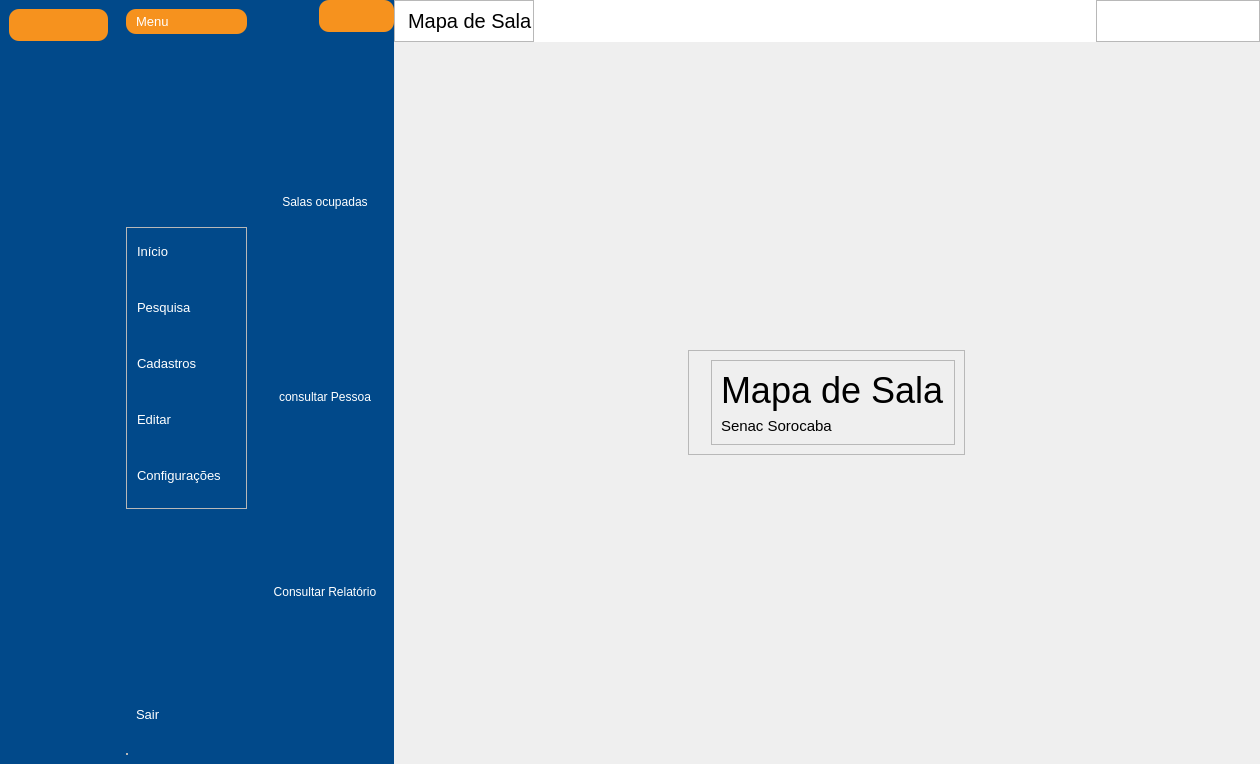
Old version of the form App/view/ui/home.ui in the repository Senac-SOR-ADS/Mapa-de-Sala.
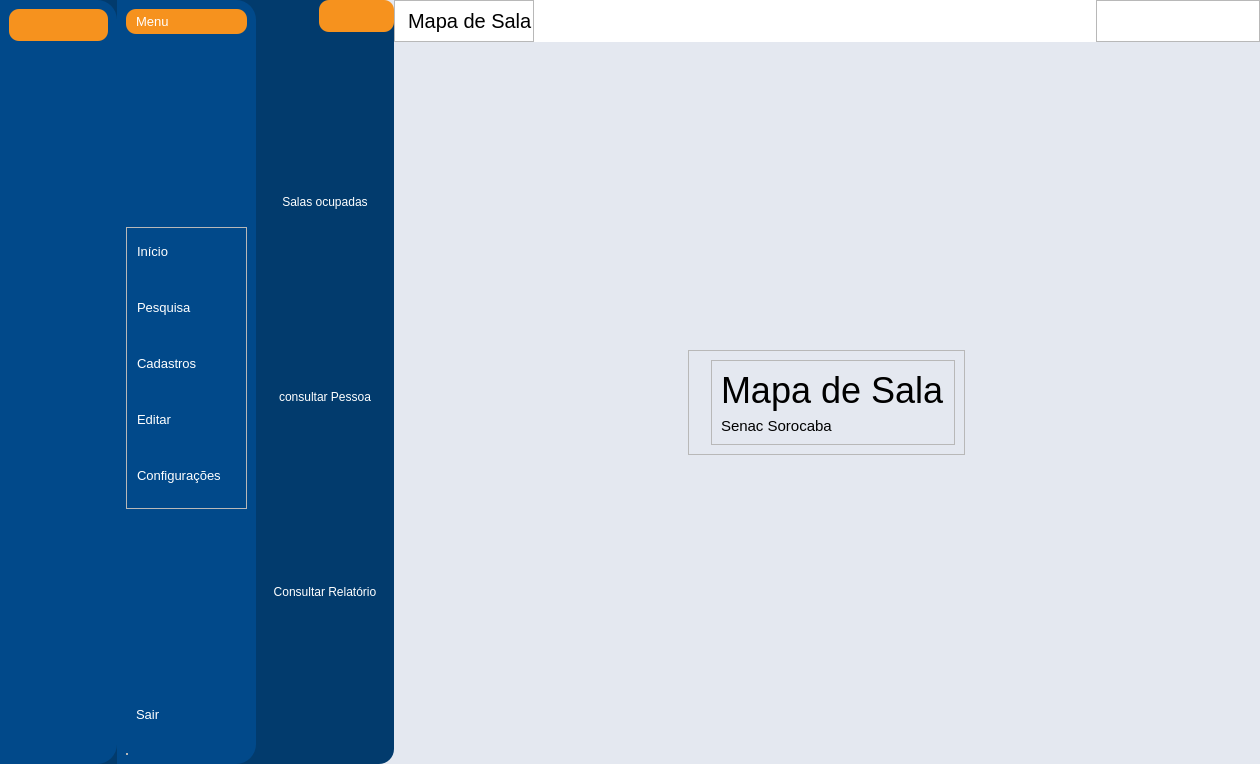
New version of the form. Icons and pictures are not drawn.

Commit message: Login nv e tema claro e escuro adicionados e home mlhr tmb (#126)

Patch:
```diff
--- a/App/view/ui/home.ui
+++ b/App/view/ui/home.ui
@@ -22,7 +22,7 @@
 	border-bottom-left-radius: 10px;
 }
 
-#containerPrincipall {
+#containerPrincipal {
 	background-color: #e4e8f0;
 }
 
@@ -32,6 +32,8 @@
 
 #menuSimples, #subMenuLateral {
 	background-color:#01498a;
+	border-top-right-radius: 20px;
+	border-bottom-right-radius: 20px;
 }
 
 #menuQuebrado QPushButton {
@@ -56,8 +58,13 @@
 	color: #fff;
 }
 
+#menuLateral {
+	background-color: #023b6d;
+	border-top-right-radius: 15px;
+	border-bottom-right-radius: 15px;
+}
+
 #subMenuQuebrado {
-	background-color: #01498a;
 	color: #fff;
 }
 
@@ -189,6 +196,12 @@
           </property>
           <item>
            <widget class="QWidget" name="menuLateral" native="true">
+            <property name="maximumSize">
+             <size>
+              <width>16777215</width>
+              <height>16777215</height>
+             </size>
+            </property>
             <layout class="QHBoxLayout" name="horizontalLayout_7">
              <property name="spacing">
               <number>0</number>
@@ -1196,6 +1209,9 @@
                </layout>
               </widget>
              </item>
+            </layout>
+           </widget>
+          </item>
              <item>
               <widget class="QWidget" name="widget_2" native="true">
                <layout class="QVBoxLayout" name="verticalLayout_5">
@@ -1539,9 +1555,6 @@
                        </item>
                       </layout>
                      </widget>
-                    </widget>
-                   </item>
-                  </layout>
                  </widget>
                 </item>
                </layout>
```
Lines whose indentation alone changed are shown as unchanged. The commit also changes 14 other files.
